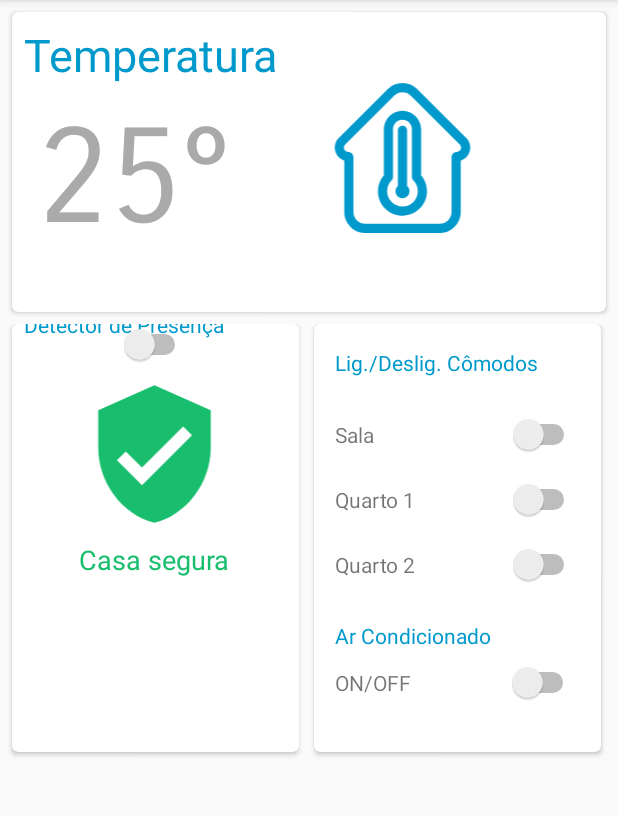
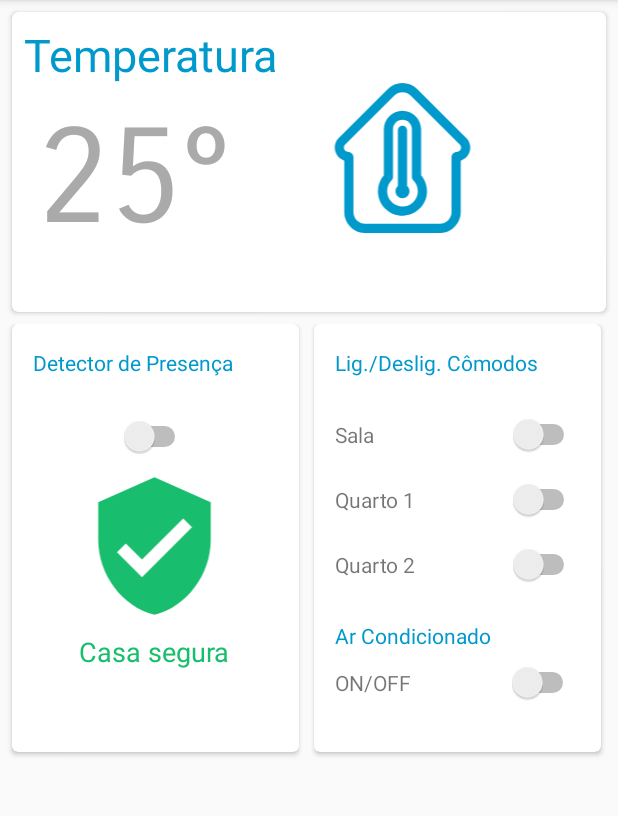
Before and after one commit to fernandollira/SmartHome, an Android app: the screen it shows after launch (MainActivity), on a phone screen of 412 x 824 dp, the part 84-900 px from its top. Run offline under Robolectric (Android 15) with nearby library versions, the phone set to English and light mode, and no system bars; our stand-ins replace Firebase (no records; nobody signed in at launch, a user with empty details on screens opened directly); 2 statements that could not run were skipped.

Commit message:
Pequena alteração de layout

```diff
--- a/app/src/main/res/layout/activity_main.xml
+++ b/app/src/main/res/layout/activity_main.xml
@@ -147,7 +147,26 @@
             android:layout_weight="0.47"
             android:paddingTop="20dp"
             card_view:cardCornerRadius="4dp">
+            <LinearLayout
+                android:layout_width="match_parent"
+                android:layout_height="wrap_content"
+                >
+                <TextView
+                    android:id="@+id/textView4"
+                    android:layout_width="wrap_content"
+                    android:layout_height="wrap_content"
+                    android:layout_marginLeft="14dp"
+                    android:layout_marginTop="16dp"
+                    android:text="@string/detector_de_presen_a"
+                    android:textColor="@android:color/holo_blue_dark"
+                    android:textSize="14sp"
+                    card_view:layout_constraintBottom_toTopOf="@+id/switch_presenca"
+                    card_view:layout_constraintHorizontal_bias="0.0"
+                    card_view:layout_constraintLeft_toLeftOf="parent"
+                    card_view:layout_constraintRight_toRightOf="parent"
+                    card_view:layout_constraintTop_toTopOf="parent" />
 
+            </LinearLayout>
             <android.support.constraint.ConstraintLayout
                 android:layout_width="match_parent"
                 android:layout_height="wrap_content">
@@ -181,22 +200,7 @@
                     card_view:layout_constraintRight_toRightOf="parent"
                     card_view:layout_constraintTop_toBottomOf="@+id/switch_presenca" />
 
-                <TextView
-                    android:id="@+id/textView4"
-                    android:layout_width="wrap_content"
-                    android:layout_height="wrap_content"
-                    android:layout_marginBottom="8dp"
-                    android:layout_marginLeft="8dp"
-                    android:layout_marginRight="8dp"
-                    android:layout_marginTop="8dp"
-                    android:text="@string/detector_de_presen_a"
-                    android:textColor="@android:color/holo_blue_dark"
-                    android:textSize="14sp"
-                    card_view:layout_constraintBottom_toTopOf="@+id/switch_presenca"
-                    card_view:layout_constraintHorizontal_bias="0.0"
-                    card_view:layout_constraintLeft_toLeftOf="parent"
-                    card_view:layout_constraintRight_toRightOf="parent"
-                    card_view:layout_constraintTop_toTopOf="parent" />
+
 
                 <TextView
                     android:id="@+id/label_safe"
@@ -244,7 +248,8 @@
                     card_view:layout_constraintHorizontal_bias="0.495"
                     card_view:layout_constraintLeft_toLeftOf="parent"
                     card_view:layout_constraintRight_toRightOf="parent"
-                    tools:layout_editor_absoluteY="49dp" />
+                    card_view:layout_constraintTop_toTopOf="parent"
+                    android:layout_marginTop="61dp" />
             </android.support.constraint.ConstraintLayout>
         </android.support.v7.widget.CardView>
 
```
